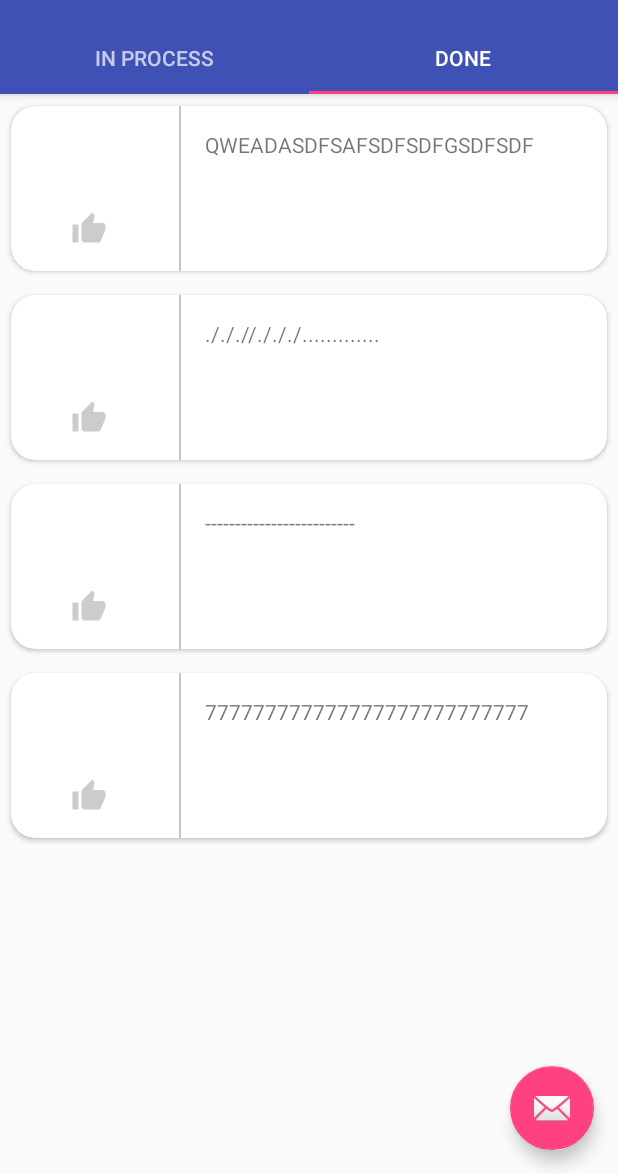
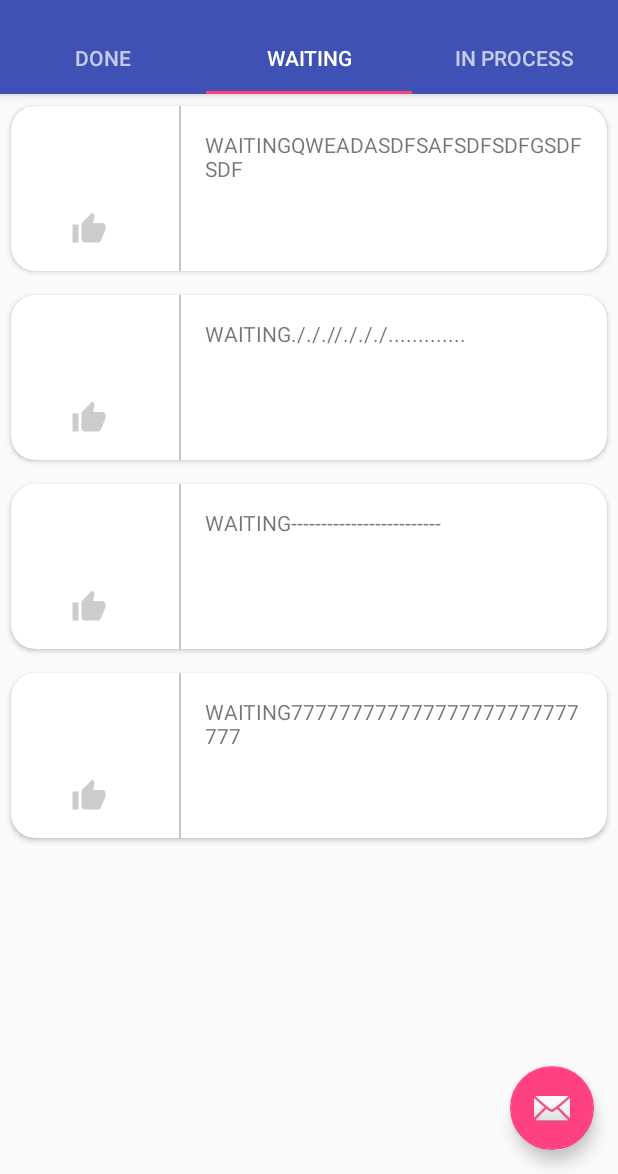
Before and after one commit to AnderWonder/InternshipTask2, an Android app: the screen it shows after launch (RequestsManagerActivity), tab 2 chosen, on a phone screen of 412 x 824 dp, the part 62-1236 px from its top. Run offline under Robolectric (Android 15) with nearby library versions, the phone set to English and light mode, and no system bars.

Commit message:
added RequestsManagerListViewFragment, refactoring

```diff
--- a/app/src/main/java/com/zhizhkin/andrey/internshiptask2/RequestViewer/RequestViewerActivity.java
+++ b/app/src/main/java/com/zhizhkin/andrey/internshiptask2/RequestViewer/RequestViewerActivity.java
@@ -26,6 +26,7 @@ public class RequestViewerActivity extends AppCompatActivity implements View.OnC
         super.onCreate(savedInstanceState);
         setContentView(R.layout.request_viewer_main);
         setSupportActionBar((Toolbar) findViewById(R.id.toolbar));
+        getSupportActionBar().setDisplayHomeAsUpEnabled(true);
 
         createRecyclerView(new RecyclerViewPicassoUriAdapter(getUriListFromAssetsPictures(), this));
         setToastsToTextViewsInLayout((LinearLayout) findViewById(R.id.linearLayoutInScroll));
--- a/app/src/main/java/com/zhizhkin/andrey/internshiptask2/RequestsManager/Adapters/RequestsRecyclerViewAdapter.java
+++ b/app/src/main/java/com/zhizhkin/andrey/internshiptask2/RequestsManager/Adapters/RequestsRecyclerViewAdapter.java
@@ -1,12 +1,12 @@
 package com.zhizhkin.andrey.internshiptask2.RequestsManager.Adapters;
 
-import android.content.Context;
 import android.support.v7.widget.RecyclerView;
 import android.view.LayoutInflater;
 import android.view.View;
 import android.view.ViewGroup;
 
 import com.zhizhkin.andrey.internshiptask2.R;
+import com.zhizhkin.andrey.internshiptask2.RequestsManager.Model.RequestsViewModelBinder;
 import com.zhizhkin.andrey.internshiptask2.RequestsManager.Model.UserRequest;
 
 import java.util.List;
--- a/app/src/main/java/com/zhizhkin/andrey/internshiptask2/RequestsManager/Adapters/RequestsViewPagerFragmentAdapter.java
+++ b/app/src/main/java/com/zhizhkin/andrey/internshiptask2/RequestsManager/Adapters/RequestsViewPagerFragmentAdapter.java
@@ -4,7 +4,7 @@ import android.support.v4.app.Fragment;
 import android.support.v4.app.FragmentManager;
 import android.support.v4.app.FragmentPagerAdapter;
 
-import com.zhizhkin.andrey.internshiptask2.RequestsManager.RequestsFragment;
+import com.zhizhkin.andrey.internshiptask2.RequestsManager.Fragments.RequestsFragment;
 
 import java.util.List;
 
--- a/app/src/main/java/com/zhizhkin/andrey/internshiptask2/RequestsManager/RequestsFragment.java
+++ b/app/src/main/java/com/zhizhkin/andrey/internshiptask2/RequestsManager/Fragments/RequestsFragment.java
@@ -1,4 +1,4 @@
-package com.zhizhkin.andrey.internshiptask2.RequestsManager;
+package com.zhizhkin.andrey.internshiptask2.RequestsManager.Fragments;
 
 
 import android.support.v4.app.Fragment;
--- /dev/null
+++ b/app/src/main/java/com/zhizhkin/andrey/internshiptask2/RequestsManager/Fragments/RequestsFragmentListView.java
@@ -0,0 +1,46 @@
+package com.zhizhkin.andrey.internshiptask2.RequestsManager.Fragments;
+
+import android.os.Bundle;
+import android.view.LayoutInflater;
+import android.view.View;
+import android.view.ViewGroup;
+import android.widget.AdapterView;
+import android.widget.ArrayAdapter;
+import android.widget.ListView;
+
+import com.zhizhkin.andrey.internshiptask2.R;
+import com.zhizhkin.andrey.internshiptask2.RequestsManager.Model.RequestsViewModelBinder;
+import com.zhizhkin.andrey.internshiptask2.RequestsManager.Model.UserRequest;
+
+public class RequestsFragmentListView extends RequestsFragment {
+
+    @Override
+    public View onCreateView(LayoutInflater inflater, ViewGroup container,
+                             Bundle savedInstanceState) {
+        View view = inflater.inflate(R.layout.requests_manager_fragment_listview, container, false);
+        ListView requestsListView = (ListView) view.findViewById(R.id.requestsManagerListView);
+        requestsListView.setAdapter(new ArrayAdapter<UserRequest>(this.getContext(),R.layout.requests_manager_item,mUserRequests){
+            @Override
+            public View getView(int position, View convertView, ViewGroup parent) {
+                View itemView = convertView;
+                if (convertView == null) {
+                    itemView = LayoutInflater.from(parent.getContext())
+                            .inflate(R.layout.requests_manager_item, parent, false);
+                }
+                RequestsViewModelBinder.Bind(itemView, mUserRequests.get(position));
+                return itemView;
+
+            }
+
+        });
+        requestsListView.setOnItemClickListener(new AdapterView.OnItemClickListener() {
+            @Override
+            public void onItemClick(AdapterView<?> parent, View view, int position, long id) {
+                RequestsViewModelBinder.startRequestViewer(mUserRequests.get(position),view);
+            }
+        });
+
+        return view;
+    }
+
+}
--- a/app/src/main/java/com/zhizhkin/andrey/internshiptask2/RequestsManager/RequestsFragmentRecyclerView.java
+++ b/app/src/main/java/com/zhizhkin/andrey/internshiptask2/RequestsManager/Fragments/RequestsFragmentRecyclerView.java
@@ -1,4 +1,4 @@
-package com.zhizhkin.andrey.internshiptask2.RequestsManager;
+package com.zhizhkin.andrey.internshiptask2.RequestsManager.Fragments;
 
 import android.os.Bundle;
 import android.support.v7.widget.LinearLayoutManager;
@@ -6,7 +6,6 @@ import android.support.v7.widget.RecyclerView;
 import android.view.LayoutInflater;
 import android.view.View;
 import android.view.ViewGroup;
-import android.widget.TextView;
 
 import com.zhizhkin.andrey.internshiptask2.R;
 import com.zhizhkin.andrey.internshiptask2.RequestsManager.Adapters.RequestsRecyclerViewAdapter;
--- a/app/src/main/java/com/zhizhkin/andrey/internshiptask2/RequestsManager/Model/RequestsManager.java
+++ b/app/src/main/java/com/zhizhkin/andrey/internshiptask2/RequestsManager/Model/RequestsManager.java
@@ -30,6 +30,10 @@ public class RequestsManager {
         mRequests.add(new UserRequest(UserRequest.StatusType.DONE,"./././/./././............."));
         mRequests.add(new UserRequest(UserRequest.StatusType.DONE,"-------------------------"));
         mRequests.add(new UserRequest(UserRequest.StatusType.DONE,"777777777777777777777777777"));
+        mRequests.add(new UserRequest(UserRequest.StatusType.WAITING,"WAITINGQWEADASDFSAFSDFSDFGSDFSDF"));
+        mRequests.add(new UserRequest(UserRequest.StatusType.WAITING,"WAITING./././/./././............."));
+        mRequests.add(new UserRequest(UserRequest.StatusType.WAITING,"WAITING-------------------------"));
+        mRequests.add(new UserRequest(UserRequest.StatusType.WAITING,"WAITING777777777777777777777777777"));
     }
 
     public List<UserRequest> getRequests(UserRequest.StatusType status){
--- a/app/src/main/java/com/zhizhkin/andrey/internshiptask2/RequestsManager/Adapters/RequestsViewModelBinder.java
+++ b/app/src/main/java/com/zhizhkin/andrey/internshiptask2/RequestsManager/Model/RequestsViewModelBinder.java
@@ -1,4 +1,4 @@
-package com.zhizhkin.andrey.internshiptask2.RequestsManager.Adapters;
+package com.zhizhkin.andrey.internshiptask2.RequestsManager.Model;
 
 import android.content.Intent;
 import android.view.View;
@@ -6,8 +6,6 @@ import android.widget.TextView;
 
 import com.zhizhkin.andrey.internshiptask2.R;
 import com.zhizhkin.andrey.internshiptask2.RequestViewer.RequestViewerActivity;
-import com.zhizhkin.andrey.internshiptask2.RequestsManager.Model.RequestsManager;
-import com.zhizhkin.andrey.internshiptask2.RequestsManager.Model.UserRequest;
 import com.zhizhkin.andrey.internshiptask2.RequestsManager.RequestsManagerActivity;
 
 
--- a/app/src/main/java/com/zhizhkin/andrey/internshiptask2/RequestsManager/RequestsManagerActivity.java
+++ b/app/src/main/java/com/zhizhkin/andrey/internshiptask2/RequestsManager/RequestsManagerActivity.java
@@ -17,6 +17,9 @@ import android.view.MenuItem;
 
 import com.zhizhkin.andrey.internshiptask2.R;
 import com.zhizhkin.andrey.internshiptask2.RequestsManager.Adapters.RequestsViewPagerFragmentAdapter;
+import com.zhizhkin.andrey.internshiptask2.RequestsManager.Fragments.RequestsFragment;
+import com.zhizhkin.andrey.internshiptask2.RequestsManager.Fragments.RequestsFragmentListView;
+import com.zhizhkin.andrey.internshiptask2.RequestsManager.Fragments.RequestsFragmentRecyclerView;
 import com.zhizhkin.andrey.internshiptask2.RequestsManager.Model.RequestsManager;
 import com.zhizhkin.andrey.internshiptask2.RequestsManager.Model.UserRequest;
 
@@ -54,19 +57,20 @@ public class RequestsManagerActivity extends AppCompatActivity
 
         ViewPager viewPager=(ViewPager)findViewById(R.id.requestsManagerViewPager);
         ArrayList<RequestsFragment> pages = new ArrayList<>();
-        RequestsManager requestsManager = RequestsManager.getInstance();
-        UserRequest.StatusType status = UserRequest.StatusType.IN_PROCESS;
-        pages.add((new RequestsFragmentRecyclerView())
-                    .setRequests(requestsManager.getRequests(status))
-                    .setTitle(status.toString()));
-        status = UserRequest.StatusType.DONE;
-        pages.add((new RequestsFragmentRecyclerView())
-                    .setRequests(requestsManager.getRequests(status))
-                    .setTitle(status.toString()));
+        pages.add(createPage(UserRequest.StatusType.DONE, new RequestsFragmentRecyclerView()));
+        pages.add(createPage(UserRequest.StatusType.WAITING, new RequestsFragmentRecyclerView()));
+        pages.add(createPage(UserRequest.StatusType.IN_PROCESS, new RequestsFragmentListView()));
+
         viewPager.setAdapter(new RequestsViewPagerFragmentAdapter(getSupportFragmentManager(),pages));
 
         ((TabLayout) findViewById(R.id.requestsManagerTabLayout)).setupWithViewPager(viewPager);
 
+    }
+
+    private RequestsFragment createPage(UserRequest.StatusType status, RequestsFragment fragment){
+        fragment.setRequests(RequestsManager.getInstance().getRequests(status));
+        fragment.setTitle(status.toString());
+        return fragment;
     }
 
     @Override
--- a/app/src/main/res/layout/requests_manager_fragment_listview.xml
+++ b/app/src/main/res/layout/requests_manager_fragment_listview.xml
@@ -5,7 +5,7 @@
     <ListView
         android:layout_width="wrap_content"
         android:layout_height="wrap_content"
-        android:id="@+id/listView"
+        android:id="@+id/requestsManagerListView"
         android:layout_alignParentTop="true"
         android:layout_centerHorizontal="true" />
 </RelativeLayout>
```
Also changed, not shown: app/src/main/java/com/zhizhkin/andrey/internshiptask2/RequestsManager/Adapters/RequestsListViewAdapter.java (deleted, +0 -47 lines).
